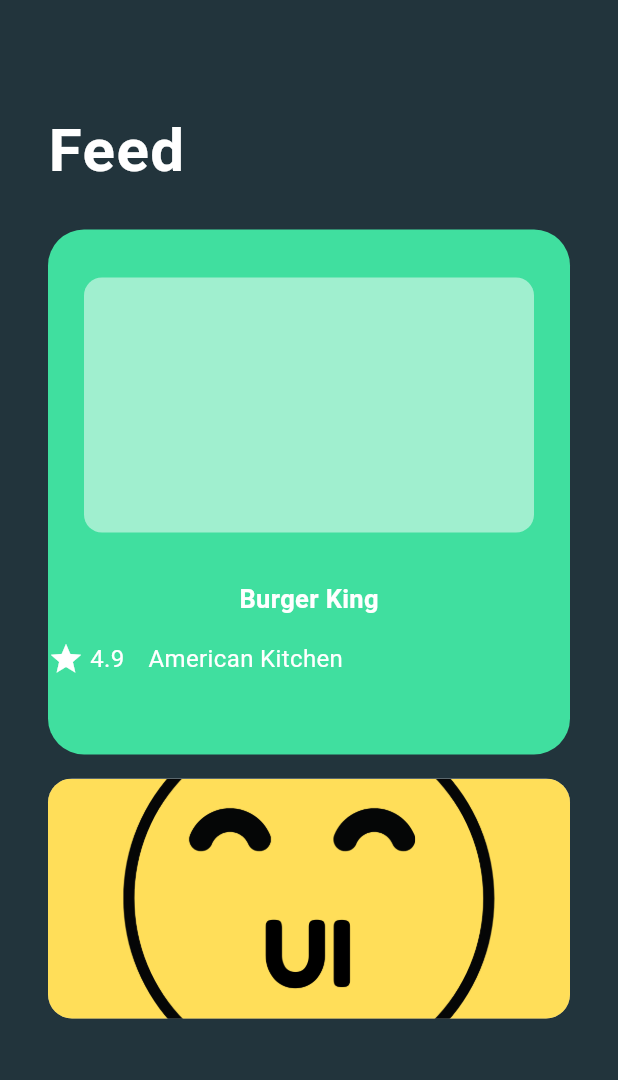
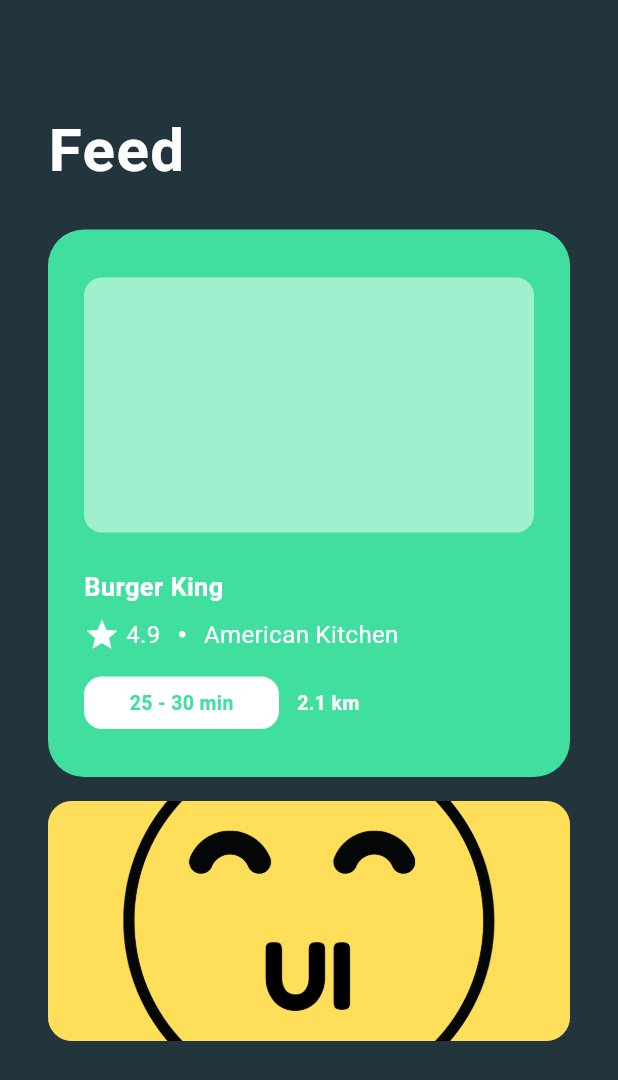
Before and after one commit to muzzammil763/marvie_ios_ui, a Flutter app: the FeedThree screen opened directly, on a phone screen of 412 x 824 dp. Shown: the top 1080 px of the screen. Run offline on Flutter 3.47's test engine with Material 3 defaults, Android fonts, the light colour scheme and no system bars.

Commit message:
added more components

```diff
--- a/lib/Screens/feed_three.dart
+++ b/lib/Screens/feed_three.dart
@@ -29,7 +29,6 @@
                 ),
                 const SizedBox(height: 24),
                 Container(
-                  height: 350,
                   width: double.infinity,
                   decoration: BoxDecoration(
                     color: Theme.of(context).colorScheme.primary,
@@ -37,15 +36,15 @@
                       Radius.circular(24),
                     ),
                   ),
+                  child: Padding(
+                    padding: const EdgeInsets.symmetric(
+                      horizontal: 24,
+                      vertical: 32,
+                    ),
                     child: Column(
+                      crossAxisAlignment: CrossAxisAlignment.start,
                       children: [
                         Container(
-                        margin: const EdgeInsets.only(
-                          top: 32,
-                          right: 24,
-                          left: 24,
-                          bottom: 32,
-                        ),
                           height: 170,
                           width: double.infinity,
                           decoration: BoxDecoration(
@@ -56,6 +55,7 @@
                                 .withOpacity(0.5),
                           ),
                         ),
+                        const SizedBox(height: 24),
                         Text(
                           "Burger King",
                           style: TextStyle(
@@ -64,8 +64,9 @@
                             fontSize: 17,
                           ),
                         ),
-                      const SizedBox(height: 16),
+                        const SizedBox(height: 8),
                         Row(
+                          crossAxisAlignment: CrossAxisAlignment.center,
                           children: [
                             Icon(
                               Icons.star,
@@ -79,7 +80,13 @@
                                 fontSize: 16,
                               ),
                             ),
-                          const SizedBox(width: 16),
+                            const SizedBox(width: 12),
+                            Icon(
+                              Icons.circle,
+                              color: Theme.of(context).colorScheme.onSurface,
+                              size: 5,
+                            ),
+                            const SizedBox(width: 12),
                             Text(
                               "American Kitchen",
                               style: TextStyle(
@@ -88,8 +95,42 @@
                               ),
                             )
                           ],
-                      )
+                        ),
+                        const SizedBox(height: 16),
+                        Row(
+                          children: [
+                            Container(
+                              height: 35,
+                              width: 130,
+                              decoration: BoxDecoration(
+                                borderRadius: BorderRadius.circular(12),
+                                color: Theme.of(context).colorScheme.onSurface,
+                              ),
+                              child: Center(
+                                child: Text(
+                                  "25 - 30 min",
+                                  style: TextStyle(
+                                    color:
+                                        Theme.of(context).colorScheme.primary,
+                                    fontSize: 13,
+                                    fontWeight: FontWeight.bold,
+                                  ),
+                                ),
+                              ),
+                            ),
+                            const SizedBox(width: 12),
+                            Text(
+                              "2.1 km",
+                              style: TextStyle(
+                                color: Theme.of(context).colorScheme.onSurface,
+                                fontSize: 13,
+                                fontWeight: FontWeight.bold,
+                              ),
+                            ),
                           ],
+                        ),
+                      ],
+                    ),
                   ),
                 ),
                 const SizedBox(height: 16),
--- a/lib/main.dart
+++ b/lib/main.dart
@@ -14,9 +14,9 @@
       theme: ThemeData(
         useMaterial3: true,
         colorScheme: const ColorScheme.light(
+          onSurface: Colors.white,
           surface: Color(0xff22343C),
           primary: Color(0xff40DF9F),
-          onSurface: Colors.white,
           primaryContainer: Color(0xff30444E),
           secondary: Color(0xffFF575F),
           onSecondary: Color(0xffFF464F),
```
Lines whose indentation alone changed are shown as unchanged.
